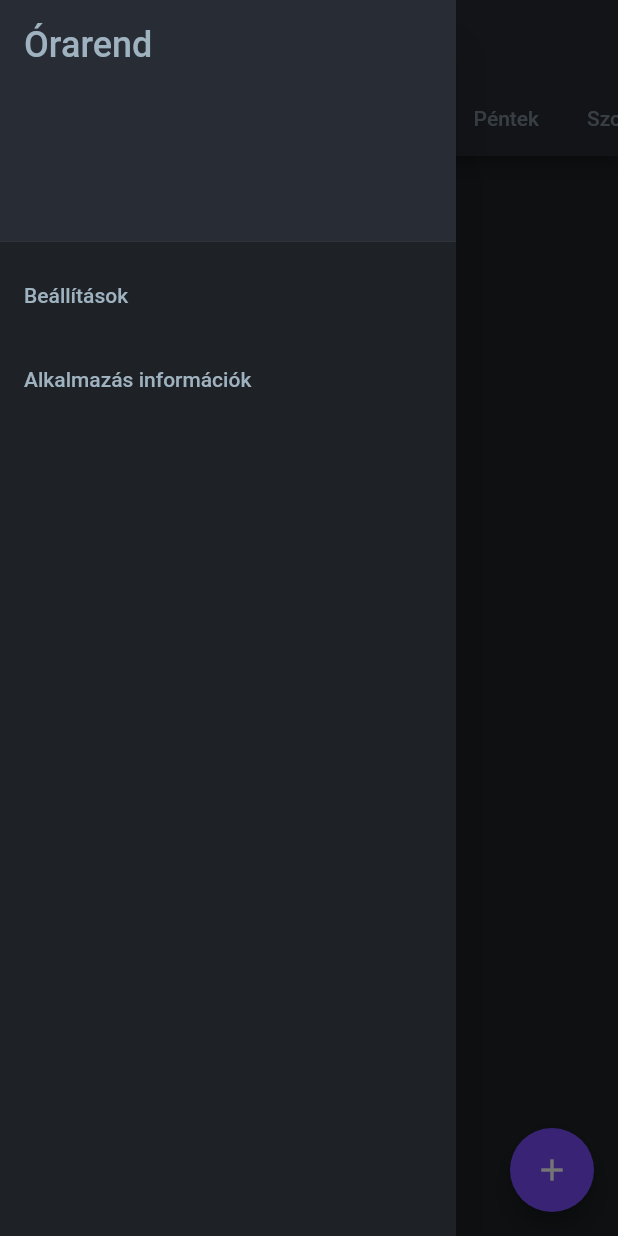
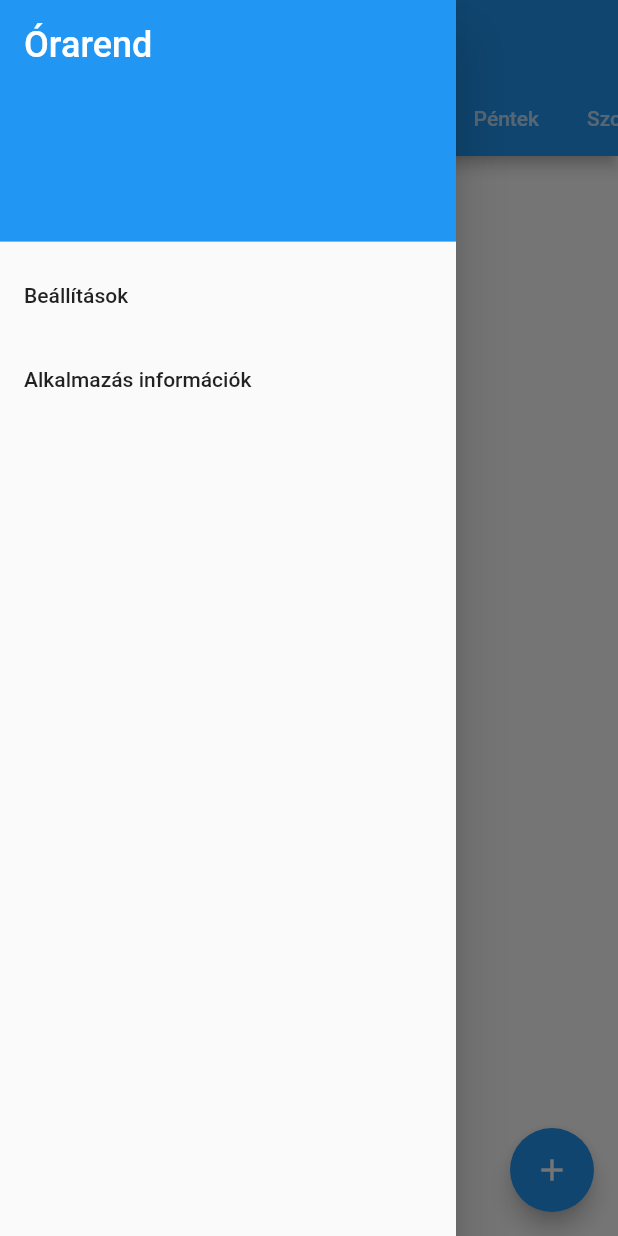
Before and after one commit to laszloszurok/timetable-flutter-app, a Flutter app: the screen it shows after launch, with the side drawer open, on a phone screen of 412 x 824 dp. Run offline on Flutter 3.47's test engine with Material 2 defaults, Android fonts, the phone set to English and light mode, and no system bars; our stand-ins replace datetime_picker_formfield, shared_preferences, sqflite; accounts and stored records are empty.

Commit message:
rewrited theme switching, no flash at startup anymore, + some refactoring

```diff
--- a/lib/main.dart
+++ b/lib/main.dart
@@ -1,26 +1,35 @@
 import 'package:flutter/material.dart';
+import 'package:shared_preferences/shared_preferences.dart';
 import 'package:timetable_app/utilities/settings_change_notifier.dart';
 import 'package:provider/provider.dart';
+import 'screens/lesson_list_screen.dart';
+import 'package:timetable_app/utilities/constants.dart' as Constants;
 
-import 'screens/lesson_list_screen.dart';
-
-void main(){
-  runApp(MyApp());
+void main() async {
+  WidgetsFlutterBinding.ensureInitialized();
+  SharedPreferences sharedPreferences = await SharedPreferences.getInstance();
+  runApp(ChangeNotifierProvider(
+      create: (BuildContext context) => SettingsProvider(
+            isDarkTheme: sharedPreferences
+                    .getBool(Constants.SHARED_PREFS_DARK_THEME_KEY) ??
+                false,
+            isFullWeek: sharedPreferences
+                    .getBool(Constants.SHARED_PREFS_FULL_WEEK_KEY) ??
+                true,
+          ),
+      child: MyApp()));
 }
 
 class MyApp extends StatelessWidget {
   @override
   Widget build(BuildContext context) {
-    return ChangeNotifierProvider(
-      create: (_) => SettingsChangeNotifier(),
-      child: Consumer<SettingsChangeNotifier>(
-        builder: (context, SettingsChangeNotifier settingsChangeNotifier, child){
-          return MaterialApp(
-            theme: SettingsChangeNotifier.darkTheme ? dark : light,
-            home: LessonListScreen(),
-          );
-        },
-      ),
+    return Consumer<SettingsProvider>(
+      builder: (context, SettingsProvider settingsProvider, child) {
+        return MaterialApp(
+          theme: settingsProvider.getSelectedTheme,
+          home: LessonListScreen(),
+        );
+      },
     );
   }
 }
--- a/lib/screens/lesson_list_screen.dart
+++ b/lib/screens/lesson_list_screen.dart
@@ -1,6 +1,7 @@
 import 'dart:async';
 import 'package:flutter/material.dart';
 import 'package:flutter/rendering.dart';
+import 'package:provider/provider.dart';
 import 'package:timetable_app/models/lesson.dart';
 import 'package:timetable_app/screens/settings_screen.dart';
 import 'package:timetable_app/utilities/db_helper.dart';
@@ -59,16 +60,16 @@ class _LessonListScreenState extends State<LessonListScreen>
   void initState() {
     super.initState();
 
+    /* Hide add button while scrolling a list */
+    _fabIsVisible = true;
+    _hideButtonController = ScrollController();
+    _hideButtonController.addListener(_hideButtonWhileScrolling);
+
     /* _tabController will be overwritten in openDay(), but have to be initalized
      * here, becouse we retrive the number of tabs to show in an async function,
      * so we have to make sure _tabController is not null. */
     _tabController =
         TabController(length: Constants.NUM_OF_TABS_FIVE_DAY_WEEK, vsync: this);
-
-    /* Hide add button while scrolling a list */
-    _fabIsVisible = true;
-    _hideButtonController = ScrollController();
-    _hideButtonController.addListener(_hideButtonWhileScrolling);
 
     /* Getting the number of tabs to show, initalizing _tabController
      * and animating to the rigth tab. */
@@ -80,7 +81,7 @@ class _LessonListScreenState extends State<LessonListScreen>
   }
 
   void _handleTabIndex() {
-    setState(() {});
+    //setState(() {});
   }
 
   void _hideButtonWhileScrolling() {
@@ -123,6 +124,7 @@ class _LessonListScreenState extends State<LessonListScreen>
    * right tab accordingly.  */
   void openDay(int numOfTabs) {
     _tabController = TabController(length: numOfTabs, vsync: this);
+    _tabController.addListener(_handleTabIndex);
 
     DateTime now = DateTime.now();
     int tabIndex = now.weekday - 1;
@@ -162,6 +164,8 @@ class _LessonListScreenState extends State<LessonListScreen>
 
   @override
   Widget build(BuildContext context) {
+    SettingsProvider settingsProvider =
+              Provider.of<SettingsProvider>(context, listen: false);
     // if the lists are empty we fetch lessons from the db
     if (_mondayList == null) {
       _mondayList = List();
@@ -183,7 +187,7 @@ class _LessonListScreenState extends State<LessonListScreen>
       _fridayList = List();
       updateListView(Constants.FRIDAY_ID);
     }
-    if (SettingsChangeNotifier.fullWeek) {
+    if (settingsProvider.isFullWeek) {
       if (_saturdayList == null) {
         _saturdayList = List();
         updateListView(Constants.SATURDAY_ID);
@@ -193,11 +197,11 @@ class _LessonListScreenState extends State<LessonListScreen>
         updateListView(Constants.SUNDAY_ID);
       }
     }
-    if (SettingsChangeNotifier.fullWeek &&
+    if (settingsProvider.isFullWeek &&
         _tabController.length == Constants.NUM_OF_TABS_FIVE_DAY_WEEK) {
       _tabController.dispose();
       openDay(Constants.NUM_OF_TABS_FULL_WEEK);
-    } else if (!SettingsChangeNotifier.fullWeek &&
+    } else if (!settingsProvider.isFullWeek &&
         _tabController.length == Constants.NUM_OF_TABS_FULL_WEEK) {
       _tabController.dispose();
       openDay(Constants.NUM_OF_TABS_FIVE_DAY_WEEK);
@@ -209,7 +213,7 @@ class _LessonListScreenState extends State<LessonListScreen>
         bottom: TabBar(
           controller: _tabController,
           isScrollable: true,
-          tabs: SettingsChangeNotifier.fullWeek
+          tabs: settingsProvider.isFullWeek
               ? <Widget>[
                   Tab(text: Constants.MONDAY_TAB),
                   Tab(text: Constants.TUESDAY_TAB),
@@ -230,7 +234,7 @@ class _LessonListScreenState extends State<LessonListScreen>
       ),
       body: TabBarView(
         controller: _tabController,
-        children: SettingsChangeNotifier.fullWeek
+        children: settingsProvider.isFullWeek
             ? [
                 populateListView(_mondayList, mondayListLength),
                 populateListView(_tuesdayList, tuesdayListLength),
@@ -250,7 +254,6 @@ class _LessonListScreenState extends State<LessonListScreen>
       ),
       drawer: Drawer(
         child: ListView(
-          // Important: Remove any padding from the ListView.
           padding: EdgeInsets.zero,
           children: <Widget>[
             DrawerHeader(
@@ -258,11 +261,11 @@ class _LessonListScreenState extends State<LessonListScreen>
                 Constants.MAIN_TITLE,
                 style: TextStyle(
                   fontSize: 24,
-                  color: ActiveTheme.drawerTitleColor,
+                  color: ThemeProvider.drawerTitleColor,
                 ),
               ),
               decoration: BoxDecoration(
-                color: ActiveTheme.drawerHeaderDecorationColor,
+                color: ThemeProvider.drawerHeaderDecorationColor,
               ),
             ),
             ListTile(
@@ -296,9 +299,14 @@ class _LessonListScreenState extends State<LessonListScreen>
       floatingActionButton: Visibility(
         visible: _fabIsVisible,
         child: FloatingActionButton(
-          onPressed: () {
+          onPressed: () async {
             isNewEntry = true;
-            if (SettingsChangeNotifier.fullWeek) {
+            /* Need a delay here, becouse if the user swipes to change tab and then immediately
+             * taps the floating action button, the new entry will be added to the perviously
+             * active tab (becouse the animation of the tabcontroller is not over yet)
+             * TODO: hide the FAB while switching tabs maybe? */
+            await Future.delayed(const Duration(milliseconds: 500));
+            if (settingsProvider.isFullWeek) {
               switch (_tabController.index) {
                 case 0:
                   navigationToDetailsView(
@@ -344,7 +352,7 @@ class _LessonListScreenState extends State<LessonListScreen>
                   break;
                 default:
                   debugPrint(
-                      "Error while specifying _tabController.index (FAB -> onTap -> switch, fullWeek = true)");
+                      "Error while specifying _tabController.index (FAB -> onPressed -> switch, fullWeek = true)");
               }
             } else {
               switch (_tabController.index) {
@@ -380,7 +388,7 @@ class _LessonListScreenState extends State<LessonListScreen>
                   break;
                 default:
                   debugPrint(
-                      "Error while specifying _tabController.index (FAB -> onTap -> switch)");
+                      "Error while specifying _tabController.index (FAB -> onPressed -> switch)");
               }
             }
           },
@@ -526,7 +534,7 @@ class _LessonListScreenState extends State<LessonListScreen>
                       lesson.title,
                       style: TextStyle(
                         fontSize: 25,
-                        color: ActiveTheme.listTileTitleColor,
+                        color: ThemeProvider.listTileTitleColor,
                       ),
                     ),
                     subtitle: subTitleTextField,
@@ -616,7 +624,7 @@ class _LessonListScreenState extends State<LessonListScreen>
     _tabController.removeListener(_handleTabIndex);
     _tabController.dispose();
 
-    _hideButtonController.removeListener(() {});
+    _hideButtonController.removeListener(_hideButtonWhileScrolling);
     _hideButtonController.dispose();
 
     super.dispose();
--- a/lib/utilities/constants.dart
+++ b/lib/utilities/constants.dart
@@ -70,8 +70,8 @@ const String CREATE_TABLE = "CREATE TABLE $TABLE_NAME ("
 ");";
 const String DATABASE_PATH = "$TABLE_NAME.db";
 
-const String SHARED_PREFS_DARK_THEME_KEY = "dark_theme";
-const String SHARED_PREFS_FULL_WEEK_KEY = "full_week";
+const String SHARED_PREFS_DARK_THEME_KEY = "isDarkTheme";
+const String SHARED_PREFS_FULL_WEEK_KEY = "isFullWeek";
 
 const int NUM_OF_TABS_FIVE_DAY_WEEK = 5;
 const int NUM_OF_TABS_FULL_WEEK = 7;
--- a/lib/utilities/settings_change_notifier.dart
+++ b/lib/utilities/settings_change_notifier.dart
@@ -3,52 +3,38 @@ import 'package:timetable_app/utilities/themes.dart';
 import 'package:shared_preferences/shared_preferences.dart';
 import 'package:timetable_app/utilities/constants.dart' as Constants;
 
-/* lightTheme() and darkTheme() functions are defined in /utilities/theme.dart
- * The objects defined below are used in main.dart to set the corret theme. */
-ThemeData light = ActiveTheme.lightTheme();
-ThemeData dark = ActiveTheme.darkTheme();
+class SettingsProvider extends ChangeNotifier {
+  ThemeData _selectedTheme;
+  bool _isFullWeek;
+  static bool _isDarkTheme;
 
-class SettingsChangeNotifier extends ChangeNotifier {
-  SharedPreferences _prefs;
-
-  static bool _darkTheme;
-  static bool _fullWeek;
-
-  SettingsChangeNotifier() {
-    _darkTheme = true;
-    _fullWeek = true;
-    _loadThemeFromPrefs();
+  SettingsProvider({bool isDarkTheme, bool isFullWeek}) {
+    _selectedTheme = isDarkTheme ? ThemeProvider.dark : ThemeProvider.light;
+    _isFullWeek = isFullWeek;
+    _isDarkTheme = isDarkTheme;
   }
 
-  static bool get darkTheme => _darkTheme;
-  static bool get fullWeek => _fullWeek;
+  ThemeData get getSelectedTheme => _selectedTheme;
+  bool get isFullWeek => _isFullWeek;
+  static bool get isDarkTheme => _isDarkTheme;
 
-  toggleTheme() {
-    _darkTheme = !_darkTheme;
-    notifyListeners();
-    _saveThemeToPrefs();
-  }
-
-  toggleFullWeek() {
-    _fullWeek = !_fullWeek;
-    notifyListeners();
-    _saveThemeToPrefs();
-  }
-
-  _initPrefs() async {
-    if (_prefs == null) _prefs = await SharedPreferences.getInstance();
-  }
-
-  _loadThemeFromPrefs() async {
-    await _initPrefs();
-    _darkTheme = _prefs.getBool(Constants.SHARED_PREFS_DARK_THEME_KEY) ?? true;
-    _fullWeek = _prefs.getBool(Constants.SHARED_PREFS_FULL_WEEK_KEY) ?? true;
+  Future<void> toggleFullWeek() async {
+    SharedPreferences sharedPreferences = await SharedPreferences.getInstance();
+    _isFullWeek = !_isFullWeek;
+    sharedPreferences.setBool(Constants.SHARED_PREFS_FULL_WEEK_KEY, _isFullWeek);
     notifyListeners();
   }
 
-  _saveThemeToPrefs() async {
-    await _initPrefs();
-    _prefs.setBool(Constants.SHARED_PREFS_DARK_THEME_KEY, _darkTheme);
-    _prefs.setBool(Constants.SHARED_PREFS_FULL_WEEK_KEY, _fullWeek);
+  Future<void> toggleTheme() async {
+    _isDarkTheme = !_isDarkTheme;
+    SharedPreferences sharedPreferences = await SharedPreferences.getInstance();
+    if (_selectedTheme == ThemeProvider.dark) {
+      _selectedTheme = ThemeProvider.light;
+      sharedPreferences.setBool(Constants.SHARED_PREFS_DARK_THEME_KEY, false);
+    } else {
+      sharedPreferences.setBool(Constants.SHARED_PREFS_DARK_THEME_KEY, true);
+      _selectedTheme = ThemeProvider.dark;
+    }
+    notifyListeners();
   }
 }
--- a/lib/utilities/themes.dart
+++ b/lib/utilities/themes.dart
@@ -1,7 +1,7 @@
 import 'package:flutter/material.dart';
 import 'package:timetable_app/utilities/settings_change_notifier.dart';
 
-class ActiveTheme {
+class ThemeProvider {
   /* Colors used in dark theme */
   static final Color _mainBackgroundColorDark = Color(0xFF1e2227);
   static final Color _secondaryBackgroundColorDark = Color(0xFF282c34);
@@ -22,48 +22,62 @@ class ActiveTheme {
   static final Color _cardSubtitleColorLight = Colors.grey;
   static final Color _buttonColorLight = Colors.blue;
 
+  /* I could not change the color of some elements through ThemeData,
+   * so I'm setting them with the help of static getters and a static
+   * boolean variable in SettingsProvider to determine if dark or
+   * light theme is active and set the colors accordingly. */
   static Color _listTileTitleColor;
   static Color _drawerHeaderDecorationColor;
   static Color _drawerTitleColor;
 
   static Color get listTileTitleColor {
-    _listTileTitleColor = SettingsChangeNotifier.darkTheme
+    _listTileTitleColor = SettingsProvider.isDarkTheme
         ? _mainForeGroundColorDark
         : _mainForegroundColorLight;
     return _listTileTitleColor;
   }
 
   static Color get drawerHeaderDecorationColor {
-    _drawerHeaderDecorationColor = SettingsChangeNotifier.darkTheme
+    _drawerHeaderDecorationColor = SettingsProvider.isDarkTheme
         ? _secondaryBackgroundColorDark
         : _secondaryBackgroundColorLight;
     return _drawerHeaderDecorationColor;
   }
 
   static Color get drawerTitleColor {
-    _drawerTitleColor = SettingsChangeNotifier.darkTheme
+    _drawerTitleColor = SettingsProvider.isDarkTheme
         ? _mainForeGroundColorDark
         : _secondaryForegroundColorLight;
     return _drawerTitleColor;
   }
 
-  static ThemeData darkTheme() {
-    TextTheme _textThemeDark(TextTheme base) {
-      return base.copyWith(
-        caption: base.caption.copyWith(
+  static ThemeData light = ThemeData.light().copyWith(
+    textTheme: ThemeData.light().copyWith().textTheme,
+    scaffoldBackgroundColor: _mainBackgroundColorLight,
+    appBarTheme: AppBarTheme(
+      textTheme: TextTheme(
+        headline6: TextStyle(
+          fontSize: 24,
+          fontWeight: FontWeight.w600,
+        ),
+      ),
+    ),
+    buttonTheme: ButtonThemeData(
+      buttonColor: _buttonColorLight,
+    ),
+  );
+
+  static ThemeData dark = ThemeData.dark().copyWith(
+    textTheme: TextTheme(
+      caption: TextStyle(
         color: _cardSubtitleColorDark,
       ),
       bodyText1: TextStyle(
         color: _mainForeGroundColorDark,
       ),
-      );
-    }
-
-    final ThemeData base = ThemeData.dark();
-    return base.copyWith(
+    ),
     canvasColor: _mainBackgroundColorDark, // background of the drawer
     scaffoldBackgroundColor: _mainBackgroundColorDark,
-      textTheme: _textThemeDark(base.textTheme),
     appBarTheme: AppBarTheme(
       color: _secondaryBackgroundColorDark,
       iconTheme: IconThemeData(
@@ -73,6 +87,7 @@ class ActiveTheme {
         headline6: TextStyle(
           color: _mainForeGroundColorDark,
           fontSize: 24,
+          fontWeight: FontWeight.w600,
         ),
       ),
     ),
@@ -97,28 +112,3 @@ class ActiveTheme {
     ),
   );
 }
-
-  static ThemeData lightTheme() {
-    TextTheme _textThemeLight(TextTheme base) {
-      return base.copyWith(
-        caption: base.caption.copyWith(
-          color: _cardSubtitleColorLight,
-        ),
-      );
-    }
-
-    final ThemeData base = ThemeData.light();
-    return base.copyWith(
-      textTheme: _textThemeLight(base.textTheme),
-      scaffoldBackgroundColor: _mainBackgroundColorLight,
-      appBarTheme: AppBarTheme(
-        textTheme: TextTheme(
-          headline6: TextStyle(fontSize: 24),
-        ),
-      ),
-      buttonTheme: ButtonThemeData(
-        buttonColor: _buttonColorLight,
-      ),
-    );
-  }
-}
```
Also changed, not shown: lib/screens/settings_screen.dart (+10 -10 lines). Lines whose indentation alone changed are shown as unchanged.
